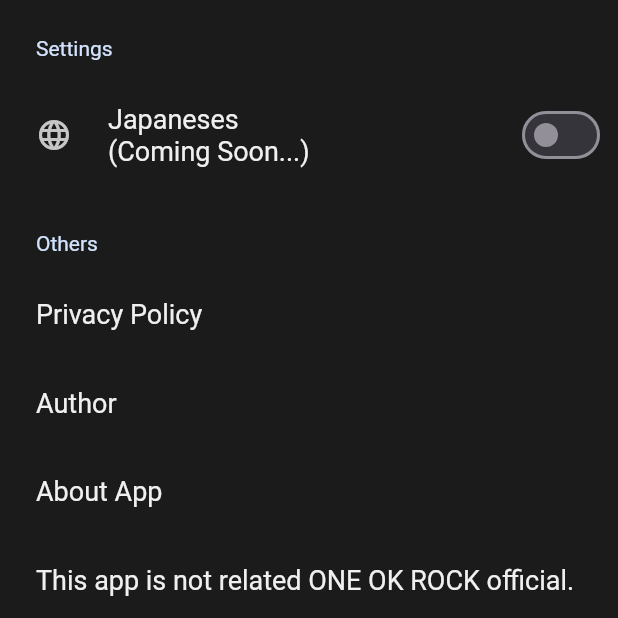
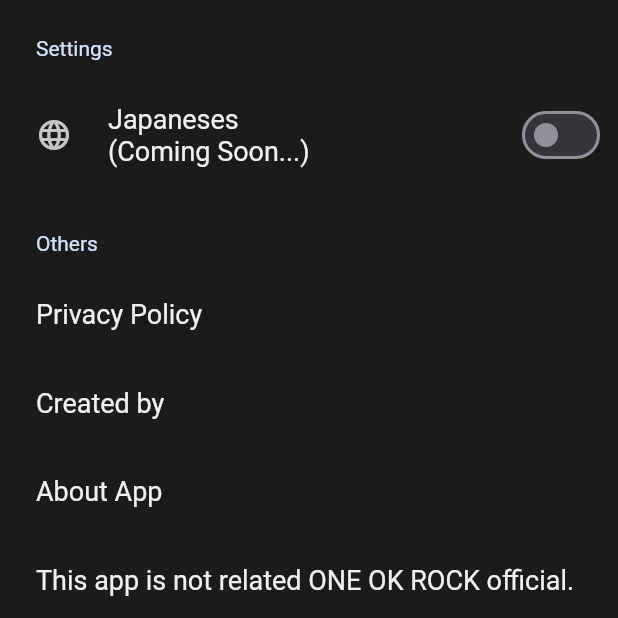
Before and after one commit to yamatatsu10969/10969, a Flutter app: the SettingsPage screen opened by its route, on a phone screen of 412 x 824 dp, the top half of it. Run offline on Flutter 3.47's test engine with Material 2 defaults, Android fonts, the phone set to English and light mode, and no system bars; drawn by our look-alikes of settings_ui; our stand-ins replace flutter_hooks, flutter_riverpod, font_awesome_flutter, freezed_annotation, hooks_riverpod, package_info_plus and 1 more; missing offline and left inert: build_context, flutter_inappwebview.

Commit message:
Fix author to created by

```diff
--- a/lib/presentation/pages/settings/settings_page.dart
+++ b/lib/presentation/pages/settings/settings_page.dart
@@ -46,11 +46,11 @@ class SettingsPage extends ConsumerWidget {
                     ),
                   ),
                   SettingsTile.navigation(
-                    title: const Text('Author'),
+                    title: const Text('Created by'),
                     onPressed: (_) => showDialog<void>(
                       context: context,
                       builder: (dialogContext) => AlertDialog(
-                        title: const Text('Author'),
+                        title: const Text('Created by'),
                         content: Column(
                           mainAxisSize: MainAxisSize.min,
                           children: [
```
